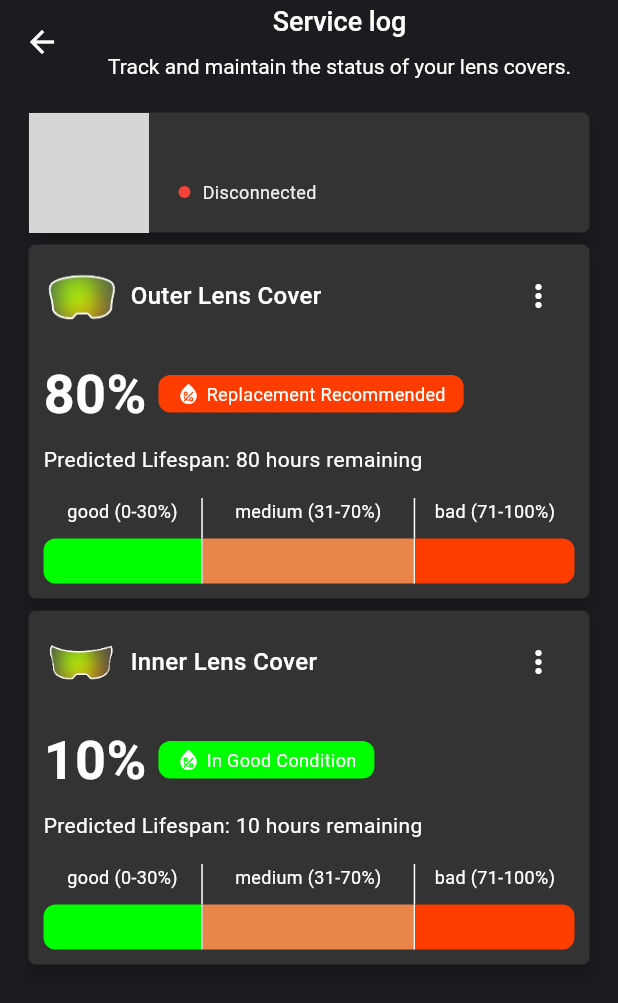
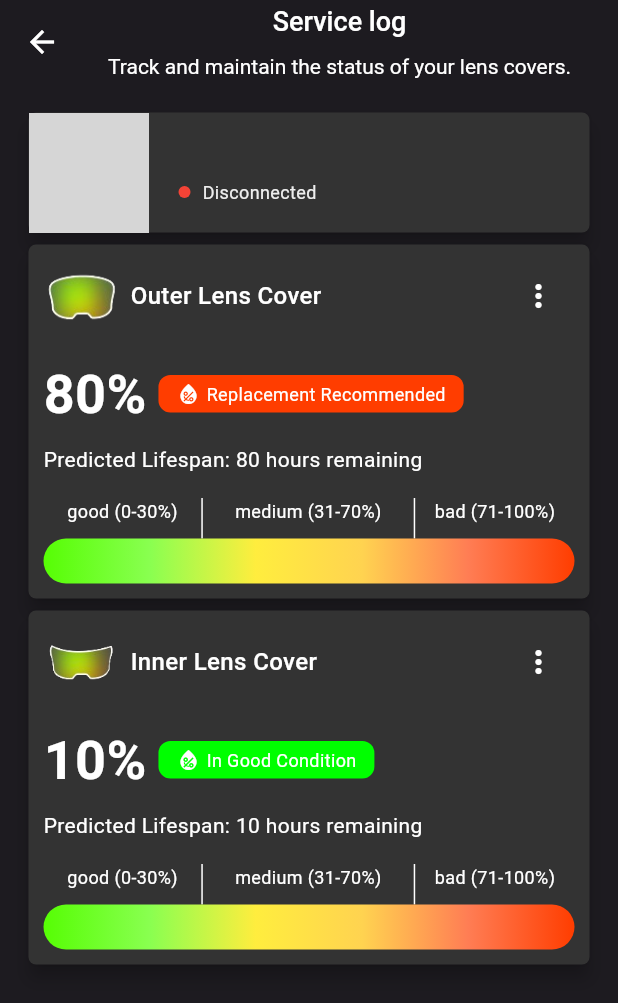
Before and after one commit to Weldops/weldops, a Flutter app: the AdfService screen opened directly with empty values, on a phone screen of 412 x 824 dp. Shown: the top 1003 px of the screen. Run offline on Flutter 3.47's test engine with Material 3 defaults, Android fonts, the phone set to English and light mode, and no system bars; our stand-ins replace dartz, equatable, firebase_auth, firebase_core, fl_chart, flutter_blue_plus and 8 more; missing offline and left inert: gauge_indicator; accounts and stored records are empty; generated files the repository leaves out were written again; grey boxes are pictures that could not be loaded.

Commit message:
5. Service Log screen gradiant design

```diff
--- a/lib/features/arc_service/presentation/widgets/arc_service_lens_card.dart
+++ b/lib/features/arc_service/presentation/widgets/arc_service_lens_card.dart
@@ -245,38 +245,17 @@ class LensCard extends ConsumerWidget {
                   child: Container(
                     height: 30,
                     decoration: const BoxDecoration(
-                      color: AppColors.successColor,
-                      border: Border(
-                          right: BorderSide(color: AppColors.secondaryColor)),
-                      borderRadius:
-                          BorderRadius.horizontal(left: Radius.circular(8)),
-                    ),
-                  ),
-                ),
-                Expanded(
-                  flex: 4,
-                  child: Container(
-                    decoration: const BoxDecoration(
-                        color: AppColors.mediumColor,
-                        border: Border(
-                            right:
-                                BorderSide(color: AppColors.secondaryColor))),
-                    height: 30,
-                  ),
-                ),
-                Expanded(
-                  flex: 3,
-                  child: Container(
-                    height: 30,
-                    decoration: const BoxDecoration(
-                      color: AppColors.errorColor,
-                      borderRadius:
-                          BorderRadius.horizontal(right: Radius.circular(8)),
+                      gradient: LinearGradient(
+                        colors: [AppColors.lensGradient1, AppColors.lensGradient2,AppColors.lensGradient3, AppColors.lensGradient4,AppColors.lensGradient5, AppColors.lensGradient6],
+                        begin: Alignment.centerLeft,
+                        end: Alignment.centerRight,
+                      ),
+                      borderRadius: BorderRadius.horizontal(left: Radius.circular(16),right: Radius.circular(16)),
                     ),
                   ),
                 ),
               ],
-            ),
+            )
           ],
         ),
       ),
--- a/lib/themes/colors.dart
+++ b/lib/themes/colors.dart
@@ -24,4 +24,12 @@ class AppColors {
   static const Color barLinearTouchedGradient2 = Color.fromRGBO(29, 27, 32, 1);
 
   static const Color gridLineColor = Color.fromRGBO(100, 100, 100, 0.5);
+
+  static const Color lensGradient1 = Color.fromRGBO(86, 254, 4, 1);
+  static const Color lensGradient2 = Color.fromRGBO(137, 255, 80, 1);
+  static const Color lensGradient3 = Color.fromRGBO(255, 237, 62, 1);
+  static const Color lensGradient4 = Color.fromRGBO(255, 211, 80, 1);
+  static const Color lensGradient5 = Color.fromRGBO(255, 125, 84, 1);
+  static const Color lensGradient6 = Color.fromRGBO(255, 61, 0, 1);
+
 }
```
